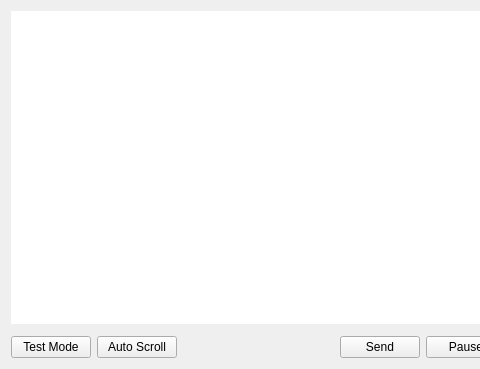
octronic-uk/Candle, file View/ProgramForm.ui: the form before one commit; both pictures show x 0 to 480 and y 0 to 369 of the 689 by 369 pixel window.
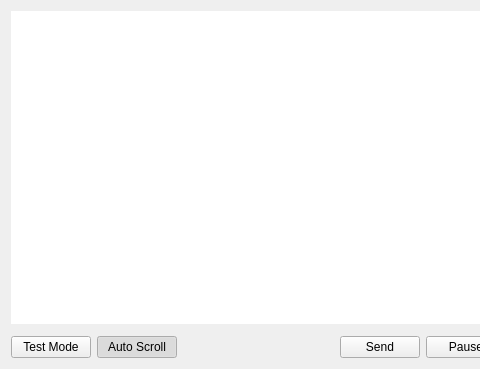
The form after the commit.

```diff
--- a/View/ProgramForm.ui
+++ b/View/ProgramForm.ui
@@ -80,6 +80,9 @@
        <property name="checkable">
         <bool>true</bool>
        </property>
+       <property name="checked">
+        <bool>true</bool>
+       </property>
       </widget>
      </item>
      <item>
```
Left out of the diff: 18 changed lines with no effect on the pictures.
